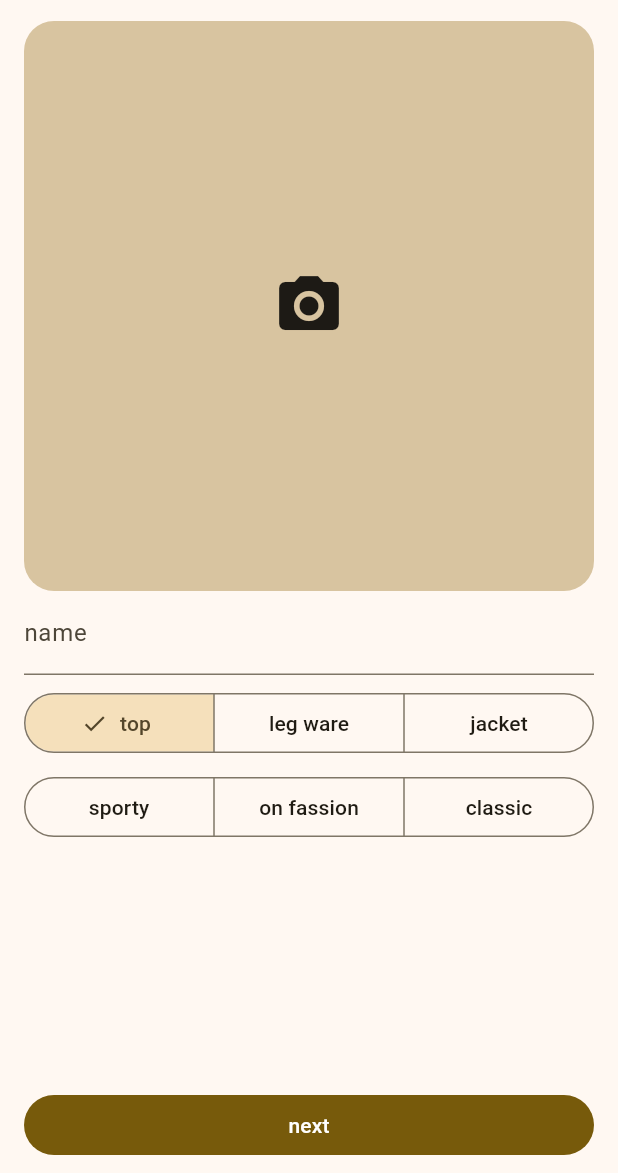
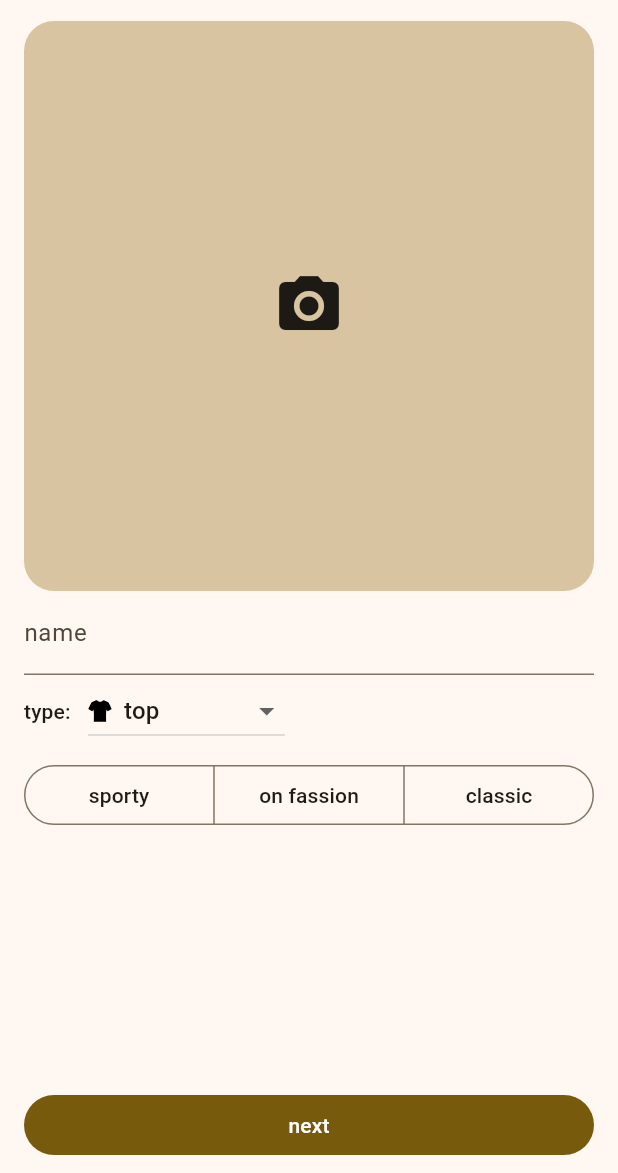
Before and after one commit to mohsen-w-elsisi/wardrobe_app, a Flutter app: the NewClothItemScreen screen opened directly, on a phone screen of 412 x 824 dp, the part 63-1236 px from its top. Run offline on Flutter 3.47's test engine with Material 3 defaults, Android fonts, the phone set to English and light mode, and no system bars; our stand-ins replace flutter_svg, get_it, hive, hive_flutter, image_picker, shared_preferences; accounts and stored records are empty; project files that could hold a hidden picture were left out.

Commit message:
- added new cloth item types - customised icons in outfit maker stepper - made type selecter in new item screen a dropdown

```diff
--- a/lib/cloth_item/cloth_item.dart
+++ b/lib/cloth_item/cloth_item.dart
@@ -91,12 +91,16 @@ class ClothItem {
 
 @HiveType(typeId: 2)
 enum ClothItemType {
+  @HiveField(3)
+  headWear,
   @HiveField(0)
   top,
   @HiveField(1)
   bottom,
   @HiveField(2)
-  jacket
+  jacket,
+  @HiveField(4)
+  shoe
 }
 
 @HiveType(typeId: 3)
--- a/lib/cloth_item_editers/new_cloth_item_screen.dart
+++ b/lib/cloth_item_editers/new_cloth_item_screen.dart
@@ -1,4 +1,5 @@
 import 'package:flutter/material.dart';
+import 'package:flutter_svg/flutter_svg.dart';
 import 'package:get_it/get_it.dart';
 import 'package:wardrobe_app/cloth_item/cloth_item.dart';
 import 'package:wardrobe_app/cloth_item/manager.dart';
@@ -126,24 +127,42 @@ class _TypeSelector extends StatelessWidget {
 
   @override
   Widget build(BuildContext context) {
-    return Container(
-      width: double.infinity,
-      margin: const EdgeInsets.only(top: 8),
+    return Row(
+      children: [
+        Text(
+          "type: ",
+          style: Theme.of(context).textTheme.labelLarge,
+        ),
+        Padding(
+          padding: const EdgeInsets.symmetric(horizontal: 8.0),
           child: StatefulBuilder(
-        builder: (context, setState) => SegmentedButton(
-          selected: {newClothItemManager.type},
-          onSelectionChanged: (p0) => setState(
-            () => newClothItemManager.type = p0.single,
+            builder: (context, setState) => DropdownButton(
+              value: newClothItemManager.type,
+              onChanged: (value) => setState(
+                () => newClothItemManager.type = value!,
               ),
-          segments: [
+              items: [
                 for (final type in ClothItemType.values)
-              ButtonSegment(
+                  DropdownMenuItem(
                     value: type,
-                label: Text(clothItemTypeDisplayOptions[type]!.text),
+                    child: Row(
+                      children: [
+                        SvgPicture.asset(
+                          clothItemTypeDisplayOptions[type]!.icon,
+                          height: 16,
+                        ),
+                        Padding(
+                          padding: const EdgeInsets.all(8.0),
+                          child: Text(clothItemTypeDisplayOptions[type]!.text),
+                        ),
+                      ],
+                    ),
                   )
               ],
             ),
           ),
+        ),
+      ],
     );
   }
 }
--- a/lib/cloth_item_views/dispay_options/type.dart
+++ b/lib/cloth_item_views/dispay_options/type.dart
@@ -1,6 +1,10 @@
 import 'package:wardrobe_app/cloth_item/cloth_item.dart';
 
 const ClothItemTypeDisplayOptions clothItemTypeDisplayOptions = {
+  ClothItemType.headWear: ClothItemTypeDisplayOption(
+    text: "head wear",
+    icon: "$_typeIconsPathPrefix/hat.svg",
+  ),
   ClothItemType.top: ClothItemTypeDisplayOption(
     text: "top",
     icon: "$_typeIconsPathPrefix/top.svg",
@@ -12,6 +16,10 @@ const ClothItemTypeDisplayOptions clothItemTypeDisplayOptions = {
   ClothItemType.jacket: ClothItemTypeDisplayOption(
     text: "jacket",
     icon: "$_typeIconsPathPrefix/jacket.svg",
+  ),
+  ClothItemType.shoe: ClothItemTypeDisplayOption(
+    text: "shoe",
+    icon: "$_typeIconsPathPrefix/shoe.svg",
   ),
 };
 
--- a/lib/outfiting/outfit_maker_screen.dart
+++ b/lib/outfiting/outfit_maker_screen.dart
@@ -1,7 +1,9 @@
 import 'package:flutter/material.dart';
+import 'package:flutter_svg/svg.dart';
 import 'package:get_it/get_it.dart';
 import 'package:wardrobe_app/cloth_item/cloth_item.dart';
 import 'package:wardrobe_app/cloth_item/manager.dart';
+import 'package:wardrobe_app/cloth_item_views/dispay_options/type.dart';
 import 'package:wardrobe_app/cloth_item_views/utils.dart';
 import 'package:wardrobe_app/outfiting/outfit_maker_manager.dart';
 
@@ -48,7 +50,22 @@ class _Stepper extends StatelessWidget {
         onStepCancel: outfitMakerManager.previousStep,
         onStepTapped: (value) => outfitMakerManager.currentStep = value,
         controlsBuilder: (_, details) => _skipButton(details),
+        stepIconBuilder: (stepIndex, _) => _stepIcon(context, stepIndex),
         steps: [for (final type in ClothItemType.values) _step(type)],
+      ),
+    );
+  }
+
+  Widget _stepIcon(BuildContext context, int stepIndex) {
+    final type = ClothItemType.values[stepIndex];
+    final typeDiplayOptions = clothItemTypeDisplayOptions[type]!;
+    return CircleAvatar(
+      backgroundColor: Theme.of(context).colorScheme.surface,
+      child: Center(
+        child: SvgPicture.asset(
+          height: 20,
+          typeDiplayOptions.icon,
+        ),
       ),
     );
   }
```
Also changed, not shown: lib/cloth_item/cloth_item.g.dart. Lines whose indentation alone changed are shown as unchanged.
